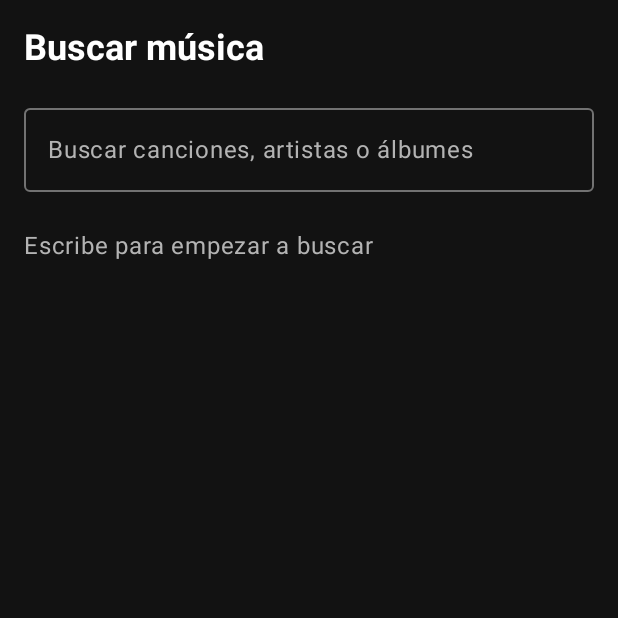
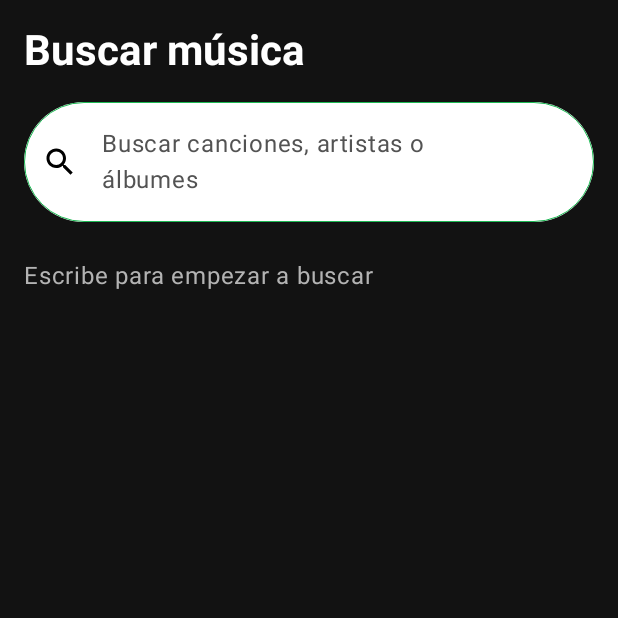
Before and after one commit to FLMontoya/IberiaMusic, an Android app built with Jetpack Compose: the screen it shows after launch (MainActivity), on a phone screen of 412 x 824 dp, the top half of it. Run offline under Robolectric (Android 15) with nearby library versions, the phone set to English and light mode, and no system bars; pictures from the network do not load.

Commit message:
feat(presentation): restyle search field, rows and detail like Spotify

```diff
--- a/presentation/src/main/kotlin/com/plexus/iberiamusic/presentation/detail/DetailScreen.kt
+++ b/presentation/src/main/kotlin/com/plexus/iberiamusic/presentation/detail/DetailScreen.kt
@@ -25,7 +25,7 @@ import coil3.compose.AsyncImage
 import com.plexus.iberiamusic.domain.model.Track
 import com.plexus.iberiamusic.presentation.R
 
-private val ARTWORK_SIZE = 200.dp
+private val ARTWORK_SIZE = 240.dp
 
 /** Details of a [Track]. Fields the track does not have are left out. Scrolls on large fonts. */
 @Composable
@@ -47,7 +47,7 @@ fun DetailScreen(track: Track, onBack: () -> Unit, modifier: Modifier = Modifier
     }
     Text(
         text = track.name,
-        style = MaterialTheme.typography.headlineSmall,
+        style = MaterialTheme.typography.headlineMedium,
         modifier = Modifier.semantics { heading() },
     )
     Spacer(Modifier.size(16.dp))
--- a/presentation/src/main/kotlin/com/plexus/iberiamusic/presentation/search/SearchScreen.kt
+++ b/presentation/src/main/kotlin/com/plexus/iberiamusic/presentation/search/SearchScreen.kt
@@ -1,7 +1,10 @@
 package com.plexus.iberiamusic.presentation.search
 
 import androidx.compose.foundation.background
+import androidx.compose.foundation.border
 import androidx.compose.foundation.clickable
+import androidx.compose.foundation.interaction.MutableInteractionSource
+import androidx.compose.foundation.interaction.collectIsFocusedAsState
 import androidx.compose.foundation.layout.Column
 import androidx.compose.foundation.layout.Row
 import androidx.compose.foundation.layout.Spacer
@@ -13,19 +16,23 @@ import androidx.compose.foundation.layout.size
 import androidx.compose.foundation.layout.width
 import androidx.compose.foundation.lazy.LazyColumn
 import androidx.compose.foundation.lazy.items
+import androidx.compose.foundation.shape.CircleShape
 import androidx.compose.foundation.text.KeyboardActions
 import androidx.compose.foundation.text.KeyboardOptions
 import androidx.compose.material.icons.Icons
 import androidx.compose.material.icons.filled.Clear
+import androidx.compose.material.icons.filled.Search
 import androidx.compose.material.icons.filled.Warning
 import androidx.compose.material3.CircularProgressIndicator
 import androidx.compose.material3.Icon
 import androidx.compose.material3.IconButton
 import androidx.compose.material3.MaterialTheme
-import androidx.compose.material3.OutlinedTextField
 import androidx.compose.material3.Text
+import androidx.compose.material3.TextField
+import androidx.compose.material3.TextFieldDefaults
 import androidx.compose.runtime.Composable
 import androidx.compose.runtime.getValue
+import androidx.compose.runtime.remember
 import androidx.compose.ui.Alignment
 import androidx.compose.ui.Modifier
 import androidx.compose.ui.draw.clip
@@ -44,6 +51,10 @@ import androidx.lifecycle.compose.collectAsStateWithLifecycle
 import coil3.compose.AsyncImage
 import com.plexus.iberiamusic.domain.model.Track
 import com.plexus.iberiamusic.presentation.R
+import com.plexus.iberiamusic.presentation.theme.SearchFieldContainer
+import com.plexus.iberiamusic.presentation.theme.SearchFieldLabel
+import com.plexus.iberiamusic.presentation.theme.SearchFieldText
+import com.plexus.iberiamusic.presentation.theme.SpotifyGreen
 
 /** Connects [SearchScreen] to its [SearchViewModel]. */
 @Composable
@@ -74,19 +85,26 @@ fun SearchScreen(
     modifier: Modifier = Modifier,
 ) {
   val keyboard = LocalSoftwareKeyboardController.current
+  val interactionSource = remember { MutableInteractionSource() }
+  val focused by interactionSource.collectIsFocusedAsState()
 
   Column(modifier = modifier.fillMaxSize().padding(16.dp)) {
     Text(
         text = stringResource(R.string.search_title),
-        style = MaterialTheme.typography.headlineSmall,
+        style = MaterialTheme.typography.headlineMedium,
         modifier = Modifier.semantics { heading() },
     )
     Spacer(Modifier.size(16.dp))
-    OutlinedTextField(
+    TextField(
         value = query,
         onValueChange = onQueryChange,
         label = { Text(stringResource(R.string.search_label)) },
         singleLine = true,
+        shape = CircleShape,
+        colors = searchFieldColors(),
+        interactionSource = interactionSource,
+        // The search icon is decorative: the label already says what the field is for.
+        leadingIcon = { Icon(imageVector = Icons.Filled.Search, contentDescription = null) },
         trailingIcon = {
           if (query.isNotEmpty()) {
             IconButton(onClick = { onQueryChange("") }) {
@@ -105,12 +123,33 @@ fun SearchScreen(
                   keyboard?.hide()
                 },
             ),
-        modifier = Modifier.fillMaxWidth(),
+        // The green ring is the visible keyboard/touch focus indicator on the white pill.
+        modifier =
+            Modifier.fillMaxWidth().border(if (focused) 3.dp else 0.dp, SpotifyGreen, CircleShape),
     )
     Spacer(Modifier.size(8.dp))
     SearchBody(uiState = uiState, query = query, onTrackClick = onTrackClick)
   }
 }
+
+/** White pill with dark text; the indicator line is off because the focus ring replaces it. */
+@Composable
+private fun searchFieldColors() =
+    TextFieldDefaults.colors(
+        focusedContainerColor = SearchFieldContainer,
+        unfocusedContainerColor = SearchFieldContainer,
+        focusedTextColor = SearchFieldText,
+        unfocusedTextColor = SearchFieldText,
+        cursorColor = SearchFieldText,
+        focusedLabelColor = SearchFieldLabel,
+        unfocusedLabelColor = SearchFieldLabel,
+        focusedLeadingIconColor = SearchFieldText,
+        unfocusedLeadingIconColor = SearchFieldText,
+        focusedTrailingIconColor = SearchFieldText,
+        unfocusedTrailingIconColor = SearchFieldText,
+        focusedIndicatorColor = Color.Transparent,
+        unfocusedIndicatorColor = Color.Transparent,
+    )
 
 @Composable
 private fun SearchBody(uiState: SearchUiState, query: String, onTrackClick: (Track) -> Unit) {
@@ -206,7 +245,7 @@ private fun TrackRow(track: Track, onClick: () -> Unit) {
     )
     Spacer(Modifier.width(16.dp))
     Column(modifier = Modifier.weight(1f)) {
-      Text(text = track.name, style = MaterialTheme.typography.bodyLarge)
+      Text(text = track.name, style = MaterialTheme.typography.titleMedium)
       Text(
           text = subtitle,
           style = MaterialTheme.typography.bodyMedium,
```
